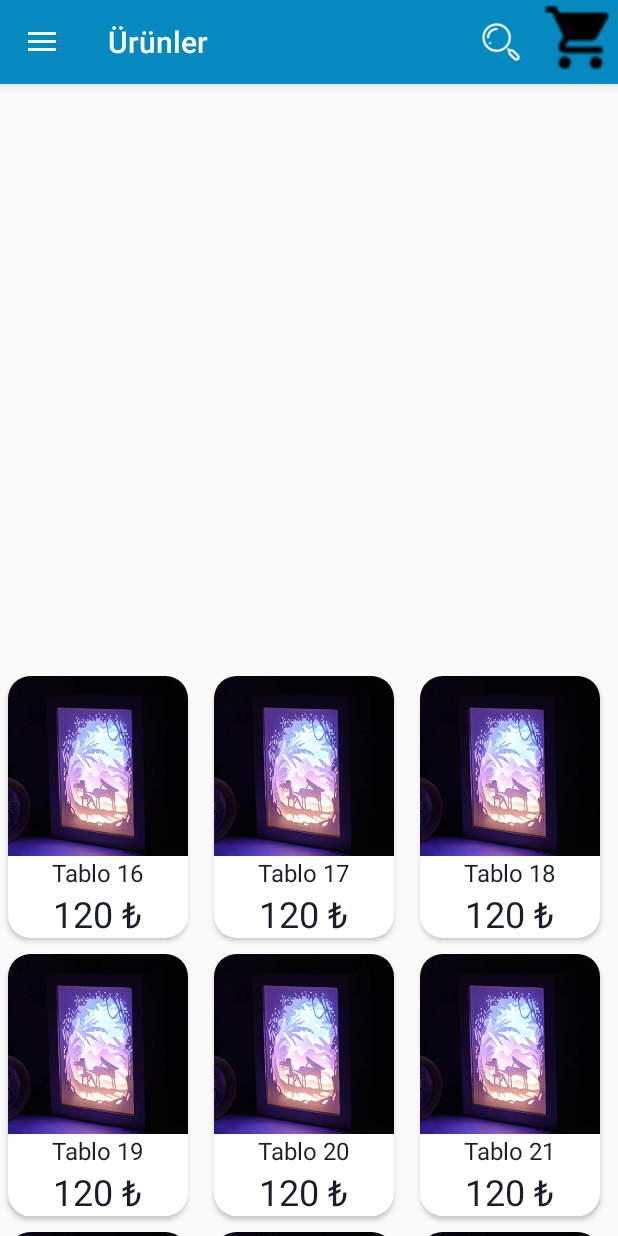
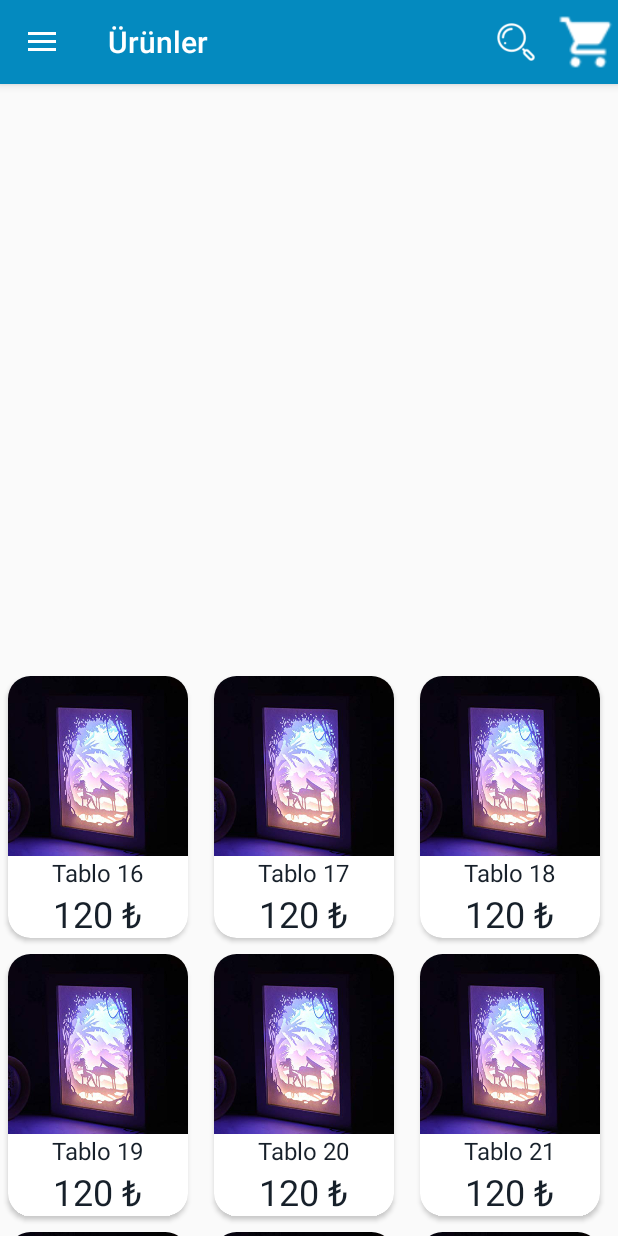
Before and after one commit to onur-tlntmr/Android, an Android app: the MainActivity screen opened directly, with no data from a screen before it, scrolled down 537 dp, on a phone screen of 412 x 824 dp. Run offline under Robolectric (Android 15) with nearby library versions, the phone set to English and light mode, and no system bars; our stand-ins replace navigation-ui; 3 statements that could not run were skipped.

Commit message:
Sepetin click olayı düzeltildi

```diff
--- a/3dTable/app/src/main/java/com/codexe/a3dtable/MainActivity.java
+++ b/3dTable/app/src/main/java/com/codexe/a3dtable/MainActivity.java
@@ -1,6 +1,7 @@
 package com.codexe.a3dtable;
 
 import android.os.Bundle;
+import android.util.Log;
 import android.view.Menu;
 import android.view.MenuItem;
 import android.view.View;
@@ -121,6 +122,7 @@ public class MainActivity extends AppCompatActivity {
             @Override
             public void onClick(View v) {
                 NavigationUI.onNavDestinationSelected(menuItem, navController);
+                Log.v("csd","Menu Clicked !!!");
             }
         });
 
--- a/3dTable/app/src/main/res/drawable/small_rounded_shape.xml
+++ b/3dTable/app/src/main/res/drawable/small_rounded_shape.xml
@@ -2,7 +2,7 @@
 <shape
     xmlns:android="http://schemas.android.com/apk/res/android"
     android:shape="oval">
-        <solid android:color="#FF5400"></solid>
+        <solid android:color="#F28705"></solid>
     <size
         android:width="20dp"
         android:height="20dp"/>
--- a/3dTable/app/src/main/res/layout/menu_item_basket.xml
+++ b/3dTable/app/src/main/res/layout/menu_item_basket.xml
@@ -1,18 +1,18 @@
 <?xml version="1.0" encoding="utf-8"?>
 <RelativeLayout
-    xmlns:android="http://schemas.android.com/apk/res/android" android:layout_width="match_parent"
-    android:layout_height="match_parent">
-    <ImageButton
+    xmlns:android="http://schemas.android.com/apk/res/android" android:layout_width="wrap_content"
+    android:layout_height="wrap_content">
+    <ImageView
         android:id="@+id/menu_item_basket_img"
-        android:layout_width="50dp"
-        android:layout_height="50dp"
-        android:background="@drawable/ic_shopping_cart_black"/>
+        android:layout_width="40dp"
+        android:layout_height="40dp"
+        android:background="@drawable/ic_shopping_cart_white"/>
 
     <TextView
         android:id="@+id/menu_item_basket_txt_count"
         android:layout_width="wrap_content"
         android:layout_height="wrap_content"
-
+        android:textAlignment="center"
         android:layout_alignRight="@id/menu_item_basket_img"
         android:layout_alignTop="@id/menu_item_basket_img"
         android:background="@drawable/small_rounded_shape"
```
